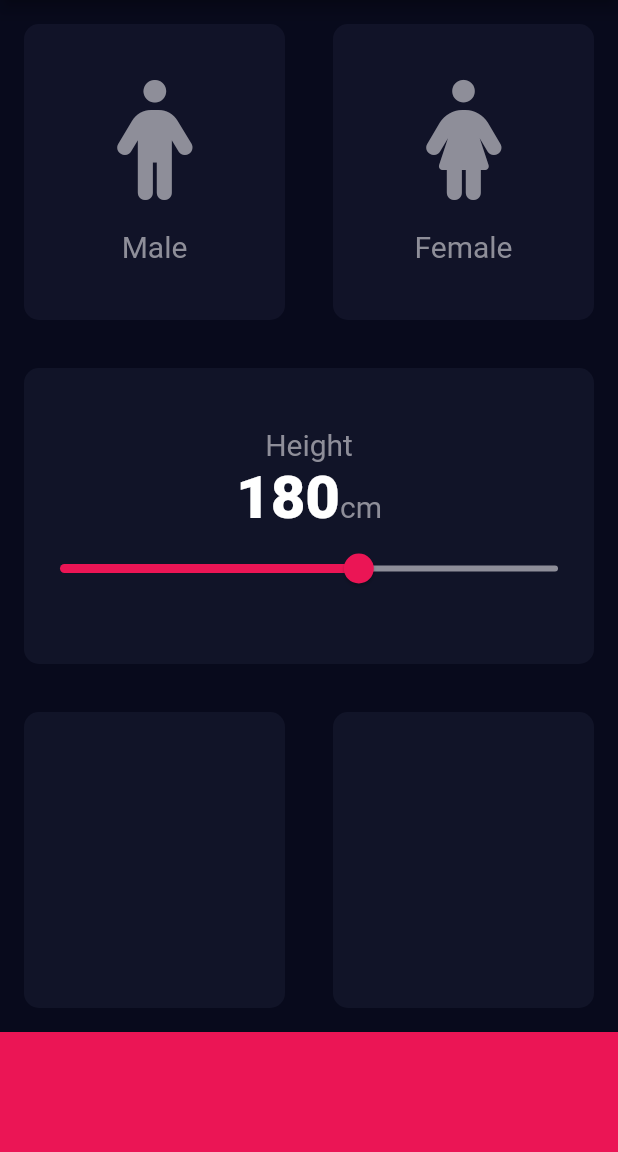
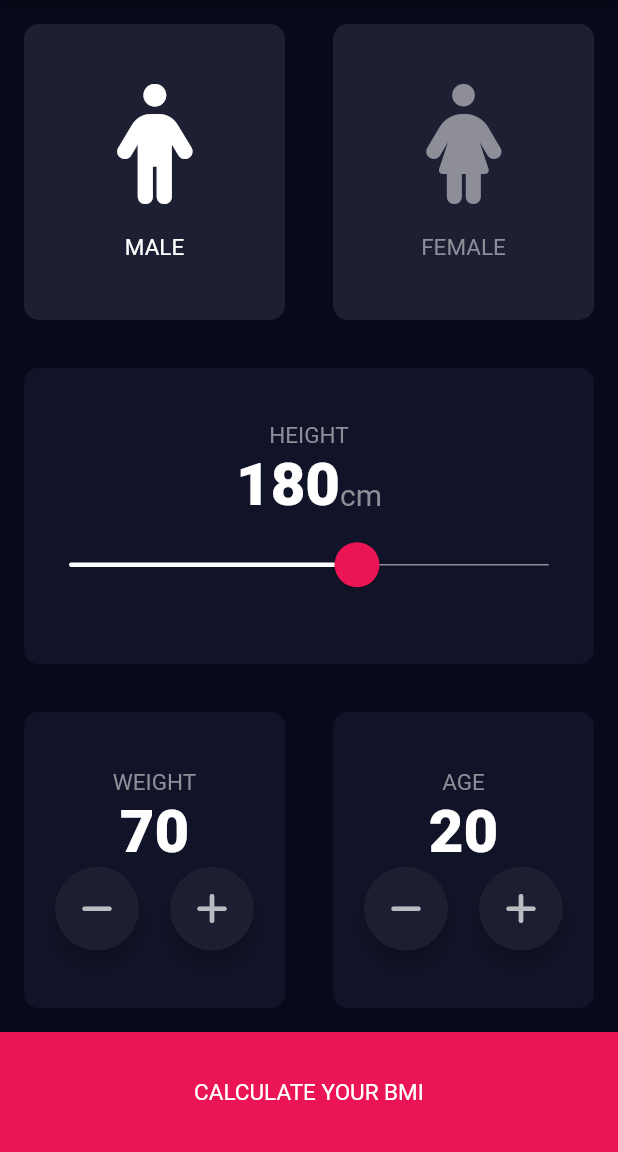
Before and after one commit to Dmytro-Pashko/BMI-Calculator, a Flutter app: the screen it shows after launch, on a phone screen of 412 x 824 dp, the part 84-1236 px from its top. Run offline on Flutter 3.47's test engine with Material 2 defaults, Android fonts, the phone set to English and light mode, and no system bars; our stand-ins replace font_awesome_flutter.

Commit message:
Completed and refactored UI for Input page.

```diff
--- a/lib/icon_content_card.dart
+++ b/lib/icon_content_card.dart
@@ -3,18 +3,17 @@ import 'package:flutter/material.dart';
 
 const activeCardIconColor = Color(0xFFFFFFFF);
 const inactiveCardIconColor = Color(0xFF8E8E99);
-
 const activeCardColor = Color(0xFF1D1F33);
-const inactiveCardColor = Color(0xFF111328);
+const inactiveCardColor = Color(0xFF1D1F33);
 
 class IconContentCard extends StatelessWidget {
-  const IconContentCard(
-      {Key? key,
-      required this.icon,
-      required this.label,
-      required this.isSelected,
-      required this.onClick})
-      : super(key: key);
+  const IconContentCard({
+    Key? key,
+    required this.icon,
+    required this.label,
+    required this.isSelected,
+    required this.onClick,
+  }) : super(key: key);
 
   final IconData icon;
   final String label;
@@ -43,7 +42,7 @@ class IconContentCard extends StatelessWidget {
               style: TextStyle(
                   color:
                       isSelected ? activeCardIconColor : inactiveCardIconColor,
-                  fontSize: 20),
+                  fontSize: 15),
             )
           ],
         ),
--- a/lib/main.dart
+++ b/lib/main.dart
@@ -1,10 +1,11 @@
-import 'package:bmi_calculator/rounded_card.dart';
+import 'package:bmi_calculator/round_incremental_card.dart';
+import 'package:bmi_calculator/round_slider_card.dart';
 import 'package:flutter/material.dart';
 import 'package:font_awesome_flutter/font_awesome_flutter.dart';
 
 import 'icon_content_card.dart';
 
-void main() => runApp(BMICalculator());
+void main() => runApp(const BMICalculator());
 
 const bottomContainerColor = Color(0xFFEB1555);
 const bottomContainerHeight = 80.0;
@@ -25,9 +26,14 @@ class InputPage extends StatefulWidget {
   State<InputPage> createState() => _InputPageState();
 }
 
+const minHeight = 120;
+const maxHeight = 220;
+
 class _InputPageState extends State<InputPage> {
-  Gender selectedGender = Gender.NONE;
+  Gender selectedGender = Gender.MALE;
   int height = 180;
+  int weight = 70;
+  int age = 20;
 
   void selectGender(Gender gender) {
     setState(() {
@@ -35,12 +41,24 @@ class _InputPageState extends State<InputPage> {
     });
   }
 
+  void onWeightChanged(int newWeight) {
+    setState(() {
+      weight = newWeight;
+    });
+  }
+
+  void onAgeChanged(int newAge) {
+    setState(() {
+      age = newAge;
+    });
+  }
+
   @override
   Widget build(BuildContext context) {
     return Scaffold(
       appBar: AppBar(
-        backgroundColor: Color(0xFF0A0D22),
-        title: Text('BMI Calculator'),
+        backgroundColor: const Color(0xFF0A0D22),
+        title: const Text('BMI Calculator'),
       ),
       body: Container(
         color: Color(0xFF080A1C),
@@ -52,7 +70,7 @@ class _InputPageState extends State<InputPage> {
                 Expanded(
                     child: IconContentCard(
                   icon: FontAwesomeIcons.person,
-                  label: 'Male',
+                  label: 'MALE',
                   isSelected: selectedGender == Gender.MALE,
                   onClick: () {
                     selectGender(Gender.MALE);
@@ -61,7 +79,7 @@ class _InputPageState extends State<InputPage> {
                 Expanded(
                   child: IconContentCard(
                     icon: FontAwesomeIcons.personDress,
-                    label: 'Female',
+                    label: 'FEMALE',
                     isSelected: selectedGender == Gender.FEMALE,
                     onClick: () {
                       selectGender(Gender.FEMALE);
@@ -71,70 +89,62 @@ class _InputPageState extends State<InputPage> {
               ],
             )),
             Expanded(
-              child: RoundedCard(
-                color: Color(0xFF111428),
-                child: Column(
-                  mainAxisAlignment: MainAxisAlignment.center,
-                  children: [
-                    Text(
-                      'Height',
-                      style: TextStyle(color: Color(0xFF8E8E99), fontSize: 20),
-                    ),
-                    Row(
-                      mainAxisAlignment: MainAxisAlignment.center,
-                      crossAxisAlignment: CrossAxisAlignment.baseline,
-                      textBaseline: TextBaseline.alphabetic,
-                      children: [
-                        Text(
-                          '$height',
-                          style: TextStyle(
-                              color: Colors.white,
-                              fontWeight: FontWeight.w900,
-                              fontSize: 40),
-                        ),
-                        Text(
-                          'cm',
-                          style:
-                              TextStyle(color: Color(0xFF8E8E99), fontSize: 20),
-                        ),
-                      ],
-                    ),
-                    Slider(
-                        value: height.toDouble(),
-                        min: 120.0,
-                        max: 220.0,
-                        activeColor: Color(0xFFEB1555),
-                        inactiveColor: Color(0xFF8E8E99),
-                        onChanged: (newValue) {
-                          setState(() {
-                            height = newValue.round();
-                          });
-                        })
-                  ],
-                ),
+              child: RoundSliderCard(
+                currentValue: height,
+                minValue: minHeight,
+                maxValue: maxHeight,
+                units: 'cm',
+                label: 'HEIGHT',
+                onValueChanged: (newHeight) {
+                  setState(() {
+                    height = newHeight;
+                  });
+                },
               ),
             ),
             Expanded(
               child: Row(
                 children: [
                   Expanded(
-                      child: RoundedCard(
-                    color: Color(0xFF111428),
-                    child: Container(),
-                  )),
+                    child: RoundIncrementalCard(
+                      label: 'WEIGHT',
+                      currentValue: weight,
+                      decrementButtonIcon: FontAwesomeIcons.minus,
+                      incrementButtonIcon: FontAwesomeIcons.plus,
+                      onDecremented: () {
+                        onWeightChanged(weight - 1);
+                      },
+                      onIncremented: () {
+                        onWeightChanged(weight + 1);
+                      },
+                    ),
+                  ),
                   Expanded(
-                      child: RoundedCard(
-                    color: Color(0xFF111428),
-                    child: Container(),
-                  ))
+                    child: RoundIncrementalCard(
+                      label: 'AGE',
+                      currentValue: age,
+                      decrementButtonIcon: FontAwesomeIcons.minus,
+                      incrementButtonIcon: FontAwesomeIcons.plus,
+                      onDecremented: () {
+                        onAgeChanged(age - 1);
+                      },
+                      onIncremented: () {
+                        onAgeChanged(age + 1);
+                      },
+                    ),
+                  )
                 ],
               ),
             ),
             Container(
-              color: bottomContainerColor,
-              width: double.infinity,
-              height: bottomContainerHeight,
-            )
+                alignment: Alignment.center,
+                color: bottomContainerColor,
+                width: double.infinity,
+                height: bottomContainerHeight,
+                child: const Text(
+                  'CALCULATE YOUR BMI',
+                  style: TextStyle(color: Colors.white, fontSize: 15),
+                ))
           ],
         ),
       ),
@@ -142,4 +152,4 @@ class _InputPageState extends State<InputPage> {
   }
 }
 
-enum Gender { NONE, MALE, FEMALE }
+enum Gender { MALE, FEMALE }
--- /dev/null
+++ b/lib/round_icon_button.dart
@@ -0,0 +1,29 @@
+import 'package:flutter/material.dart';
+
+const Color iconColor = Color(0xFFBBBCC1);
+const Color backgroundColor = Color(0xFF1C1F32);
+
+class RoundIconButton extends StatelessWidget {
+  const RoundIconButton({
+    Key? key,
+    required this.onPress,
+    required this.iconData,
+  }) : super(key: key);
+
+  final IconData iconData;
+  final Function() onPress;
+
+  @override
+  Widget build(BuildContext context) {
+    return RawMaterialButton(
+        constraints: const BoxConstraints.tightFor(width: 56.0, height: 56.0),
+        elevation: 5,
+        fillColor: backgroundColor,
+        shape: const CircleBorder(),
+        onPressed: onPress,
+        child: Icon(
+          iconData,
+          color: iconColor,
+        ));
+  }
+}
--- /dev/null
+++ b/lib/round_incremental_card.dart
@@ -0,0 +1,69 @@
+import 'package:bmi_calculator/round_icon_button.dart';
+import 'package:bmi_calculator/rounded_card.dart';
+import 'package:flutter/material.dart';
+
+const primaryColor = Colors.white;
+const secondaryColor = Color(0xFF8E8E99);
+const Color backgroundColor = Color(0xFF111428);
+
+class RoundIncrementalCard extends StatelessWidget {
+  const RoundIncrementalCard({
+    Key? key,
+    required this.label,
+    required this.currentValue,
+    required this.incrementButtonIcon,
+    required this.decrementButtonIcon,
+    required this.onDecremented,
+    required this.onIncremented,
+  }) : super(key: key);
+
+  final String label;
+  final int currentValue;
+  final IconData incrementButtonIcon;
+  final IconData decrementButtonIcon;
+  final Function() onDecremented;
+  final Function() onIncremented;
+
+  @override
+  Widget build(BuildContext context) {
+    return RoundedCard(
+      color: backgroundColor,
+      child: Column(
+        mainAxisAlignment: MainAxisAlignment.center,
+        children: [
+          Text(
+            label,
+            style: const TextStyle(
+              color: secondaryColor,
+              fontSize: 15,
+            ),
+          ),
+          Text(
+            '$currentValue',
+            style: const TextStyle(
+              color: primaryColor,
+              fontWeight: FontWeight.w900,
+              fontSize: 40,
+            ),
+          ),
+          Row(
+            mainAxisAlignment: MainAxisAlignment.spaceEvenly,
+            children: [
+              RoundIconButton(
+                  iconData: decrementButtonIcon,
+                  onPress: () {
+                    onDecremented();
+                  }),
+              RoundIconButton(
+                iconData: incrementButtonIcon,
+                onPress: () {
+                  onIncremented();
+                },
+              ),
+            ],
+          )
+        ],
+      ),
+    );
+  }
+}
--- /dev/null
+++ b/lib/round_slider_card.dart
@@ -0,0 +1,82 @@
+import 'package:bmi_calculator/rounded_card.dart';
+import 'package:flutter/material.dart';
+
+const backgroundColor = Color(0xFF111428);
+const primaryColor = Colors.white;
+const secondaryColor = Color(0xFF8E8E99);
+const sliderThumbColor = Color(0xFFEB1555);
+const double sliderThumbSize = 15.0;
+const double sliderThumbOverlay = 30.0;
+const double sliderTrackThickness = 1.0;
+
+class RoundSliderCard extends StatelessWidget {
+  const RoundSliderCard({
+    Key? key,
+    required this.currentValue,
+    required this.onValueChanged,
+    required this.minValue,
+    required this.maxValue,
+    required this.label,
+    required this.units,
+  }) : super(key: key);
+
+  final int currentValue;
+  final Function(int) onValueChanged;
+  final int minValue;
+  final int maxValue;
+  final String label;
+  final String units;
+
+  @override
+  Widget build(BuildContext context) {
+    return RoundedCard(
+      color: backgroundColor,
+      child: Column(
+        mainAxisAlignment: MainAxisAlignment.center,
+        children: [
+          Text(
+            label,
+            style: const TextStyle(color: secondaryColor, fontSize: 15),
+          ),
+          Row(
+            mainAxisAlignment: MainAxisAlignment.center,
+            crossAxisAlignment: CrossAxisAlignment.baseline,
+            textBaseline: TextBaseline.alphabetic,
+            children: [
+              Text(
+                '$currentValue',
+                style: const TextStyle(
+                    color: primaryColor,
+                    fontWeight: FontWeight.w900,
+                    fontSize: 40),
+              ),
+              Text(
+                units,
+                style: const TextStyle(color: secondaryColor, fontSize: 20),
+              ),
+            ],
+          ),
+          SliderTheme(
+            data: SliderTheme.of(context).copyWith(
+              inactiveTrackColor: secondaryColor,
+              activeTrackColor: primaryColor,
+              thumbColor: sliderThumbColor,
+              trackHeight: sliderTrackThickness,
+              thumbShape: const RoundSliderThumbShape(
+                  enabledThumbRadius: sliderThumbSize),
+              overlayShape: const RoundSliderOverlayShape(
+                  overlayRadius: sliderThumbOverlay),
+            ),
+            child: Slider(
+                value: currentValue.toDouble(),
+                min: minValue.toDouble(),
+                max: maxValue.toDouble(),
+                onChanged: (newValue) {
+                  onValueChanged(newValue.round());
+                }),
+          )
+        ],
+      ),
+    );
+  }
+}
--- a/lib/rounded_card.dart
+++ b/lib/rounded_card.dart
@@ -1,8 +1,11 @@
 import 'package:flutter/material.dart';
 
 class RoundedCard extends StatelessWidget {
-  RoundedCard({Key? key, required this.child, required this.color})
-      : super(key: key);
+  const RoundedCard({
+    Key? key,
+    required this.child,
+    required this.color,
+  }) : super(key: key);
 
   final Widget child;
   final Color color;
```
